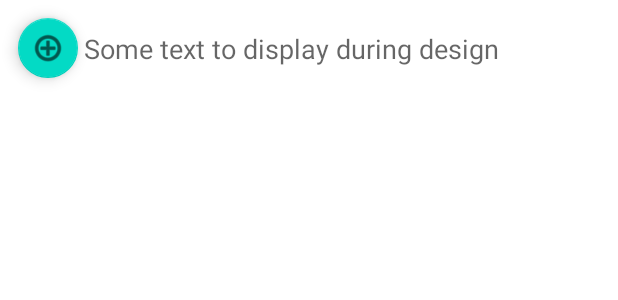
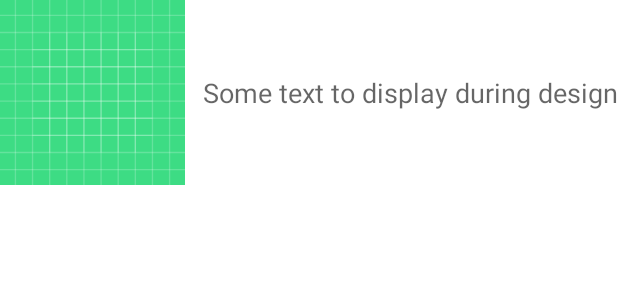
Before and after one commit to jakewarrenblack/Android-Cocktail-Search, an Android app: the layout list_item.xml on its own in the app's theme, with its tools: preview values and no code run, on a phone screen of 412 x 824 dp. Shown: the top 300 px of the screen. Run offline under Robolectric (Android 15) with nearby library versions, the light colour scheme and no system bars.

Commit message:
Starting to add images from the api. Add image attribute to cocktail data class and ImageView to list_item. Glide not yet installed, but added Glide method to parse images from strings in the CocktailsListAdapter.

```diff
--- a/app/src/main/java/com/example/ca1/CocktailsListAdapter.kt
+++ b/app/src/main/java/com/example/ca1/CocktailsListAdapter.kt
@@ -6,6 +6,8 @@ import android.view.ViewGroup
 import androidx.recyclerview.widget.RecyclerView
 import com.example.ca1.databinding.ListItemBinding
 import com.example.ca1.model.Cocktail
+// we use this library for parsing images
+import com.bumptech.glide.Glide
 
 class CocktailsListAdapter(
     private val cocktailsList: List<Cocktail>,
@@ -41,7 +43,9 @@ class CocktailsListAdapter(
     // So in our case, we're finding the appropriate cocktail name in the list and displaying it in the list item's TextView widget.
     override fun onBindViewHolder(holder: ViewHolder, position: Int) {
         val cocktail = cocktailsList[position]
+        // this 'with' block means we can refer to lots of stuff inside the binding
         with(holder.binding) {
+            Glide.with(view.context).load(property.image).centerCrop().into(imageView)
             cocktailText.text = cocktail.strDrink
             // in here we already have a reference to the binding
             // so we get a reference to the root
--- a/app/src/main/java/com/example/ca1/MainFragment.kt
+++ b/app/src/main/java/com/example/ca1/MainFragment.kt
@@ -5,9 +5,11 @@ import android.util.Log
 import android.view.LayoutInflater
 import android.view.View
 import android.view.ViewGroup
+import android.widget.SearchView
 import androidx.appcompat.app.AppCompatActivity
 import androidx.fragment.app.Fragment
 import androidx.lifecycle.Observer
+import androidx.lifecycle.ViewModel
 import androidx.lifecycle.ViewModelProvider
 import androidx.navigation.fragment.findNavController
 import androidx.navigation.fragment.navArgs
@@ -57,7 +59,6 @@ class MainFragment : Fragment(),
         (activity as AppCompatActivity).supportActionBar?.setDisplayHomeAsUpEnabled(false)
 
         binding = MainFragmentBinding.inflate(inflater, container, false)
-
 
         // It's important to obtain an instance of the viewModel during view creation
         viewModel = ViewModelProvider(this).get(MainViewModel::class.java)
--- a/app/src/main/java/com/example/ca1/model/Cocktail.kt
+++ b/app/src/main/java/com/example/ca1/model/Cocktail.kt
@@ -5,5 +5,6 @@ package com.example.ca1.model
 data class Cocktail(
     val idDrink: Int,
     val strDrink: String,
-    val strInstructions: String
+    val strInstructions: String,
+    val image: String
 )
--- a/app/src/main/res/layout/list_item.xml
+++ b/app/src/main/res/layout/list_item.xml
@@ -5,18 +5,17 @@
     android:layout_width="match_parent"
     android:layout_height="wrap_content">
 
-    <com.google.android.material.floatingactionbutton.FloatingActionButton
-        android:id="@+id/floatingActionButton"
-        android:layout_width="72dp"
-        android:layout_height="wrap_content"
-        android:layout_margin="8dp"
-        android:clickable="true"
-        android:focusable="true"
-        app:fabSize="mini"
+    <ImageView
+        android:id="@+id/imageView"
+        android:layout_width="0dp"
+        android:layout_height="0dp"
+        app:layout_constraintWidth_percent=".3"
+        app:layout_constraintDimensionRatio="1:1"
         app:layout_constraintBottom_toBottomOf="parent"
-        app:layout_constraintStart_toStartOf="parent"
         app:layout_constraintTop_toTopOf="parent"
-        app:srcCompat="@android:drawable/ic_menu_add" />
+        app:layout_constraintLeft_toLeftOf="parent"
+        app:srcCompat="@drawable/ic_launcher_background"
+        />
 
     <TextView
         android:id="@+id/cocktailText"
```
